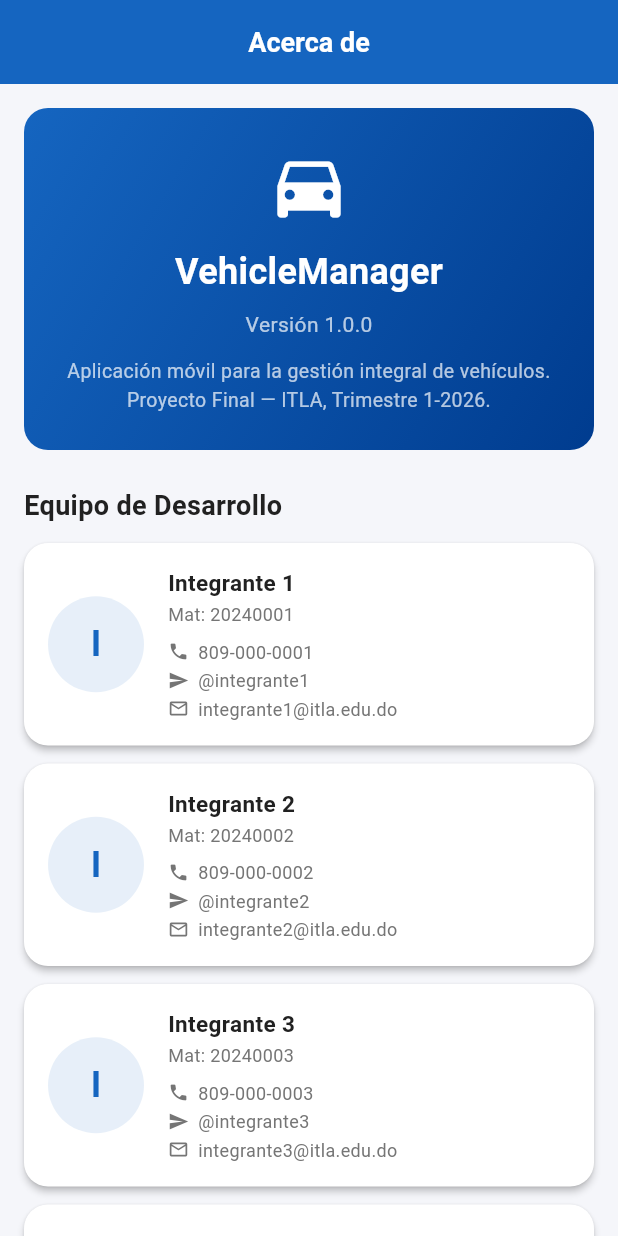
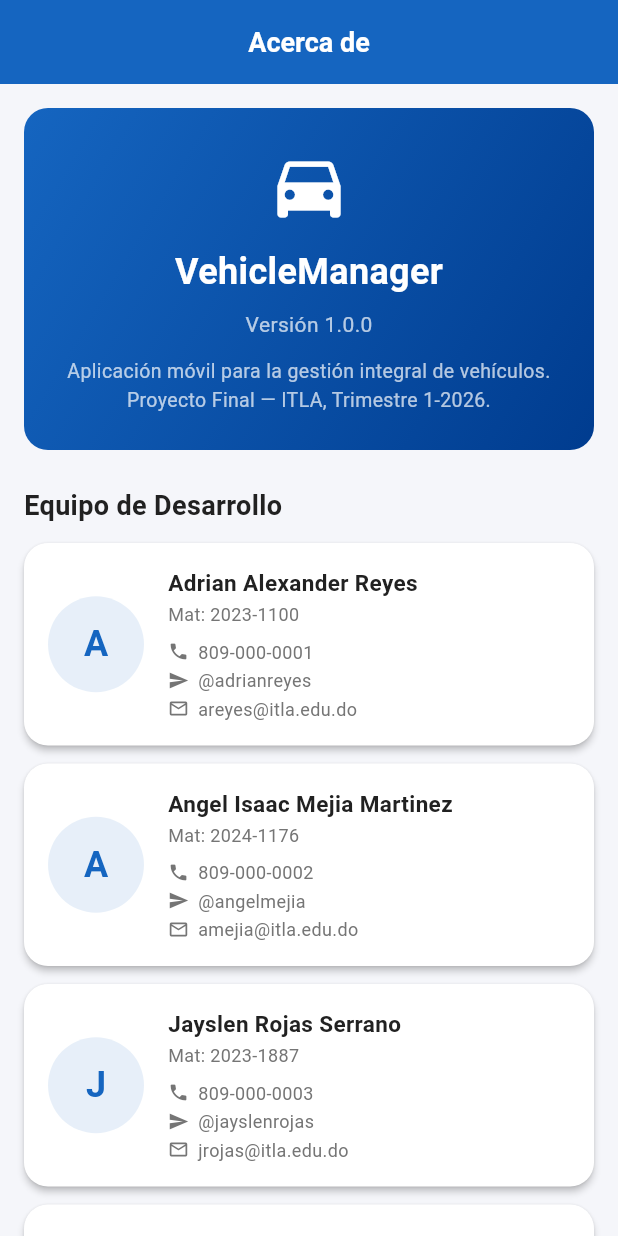
Before and after one commit to Donjohn21/App67, a Flutter app: the AboutScreen screen opened by its route, on a phone screen of 412 x 824 dp. Run offline on Flutter 3.47's test engine with Material 3 defaults, Android fonts, the phone set to English and light mode, and no system bars; our stand-ins replace cached_network_image, carousel_slider, dio, flutter_html, go_router, image_picker and 3 more; accounts and stored records are empty.

Commit message:
feat: populate team members in About screen
Replace all placeholder entries with the 3 confirmed members from README.md
(Adrian Alexander Reyes, Angel Isaac Mejia Martinez, Jayslen Rojas Serrano)
and add two clearly-labeled placeholder slots for the remaining 2 members,
bringing the total team count to 5.

Co-Authored-By: Claude Sonnet 4.6 <noreply@anthropic.com>

```diff
--- a/lib/features/about/screens/about_screen.dart
+++ b/lib/features/about/screens/about_screen.dart
@@ -6,32 +6,39 @@ class AboutScreen extends StatelessWidget {
 
   static const List<_TeamMember> _team = [
     _TeamMember(
-      nombre: 'Integrante 1',
-      matricula: '20240001',
+      nombre: 'Adrian Alexander Reyes',
+      matricula: '2023-1100',
       telefono: '809-000-0001',
-      telegram: '@integrante1',
-      email: 'integrante1@itla.edu.do',
+      telegram: '@adrianreyes',
+      email: 'areyes@itla.edu.do',
     ),
     _TeamMember(
-      nombre: 'Integrante 2',
-      matricula: '20240002',
+      nombre: 'Angel Isaac Mejia Martinez',
+      matricula: '2024-1176',
       telefono: '809-000-0002',
-      telegram: '@integrante2',
-      email: 'integrante2@itla.edu.do',
+      telegram: '@angelmejia',
+      email: 'amejia@itla.edu.do',
     ),
     _TeamMember(
-      nombre: 'Integrante 3',
-      matricula: '20240003',
+      nombre: 'Jayslen Rojas Serrano',
+      matricula: '2023-1887',
       telefono: '809-000-0003',
-      telegram: '@integrante3',
-      email: 'integrante3@itla.edu.do',
+      telegram: '@jayslenrojas',
+      email: 'jrojas@itla.edu.do',
     ),
     _TeamMember(
       nombre: 'Integrante 4',
-      matricula: '20240004',
+      matricula: '0000-0000',
       telefono: '809-000-0004',
       telegram: '@integrante4',
       email: 'integrante4@itla.edu.do',
+    ),
+    _TeamMember(
+      nombre: 'Integrante 5',
+      matricula: '0000-0000',
+      telefono: '809-000-0005',
+      telegram: '@integrante5',
+      email: 'integrante5@itla.edu.do',
     ),
   ];
 
```
